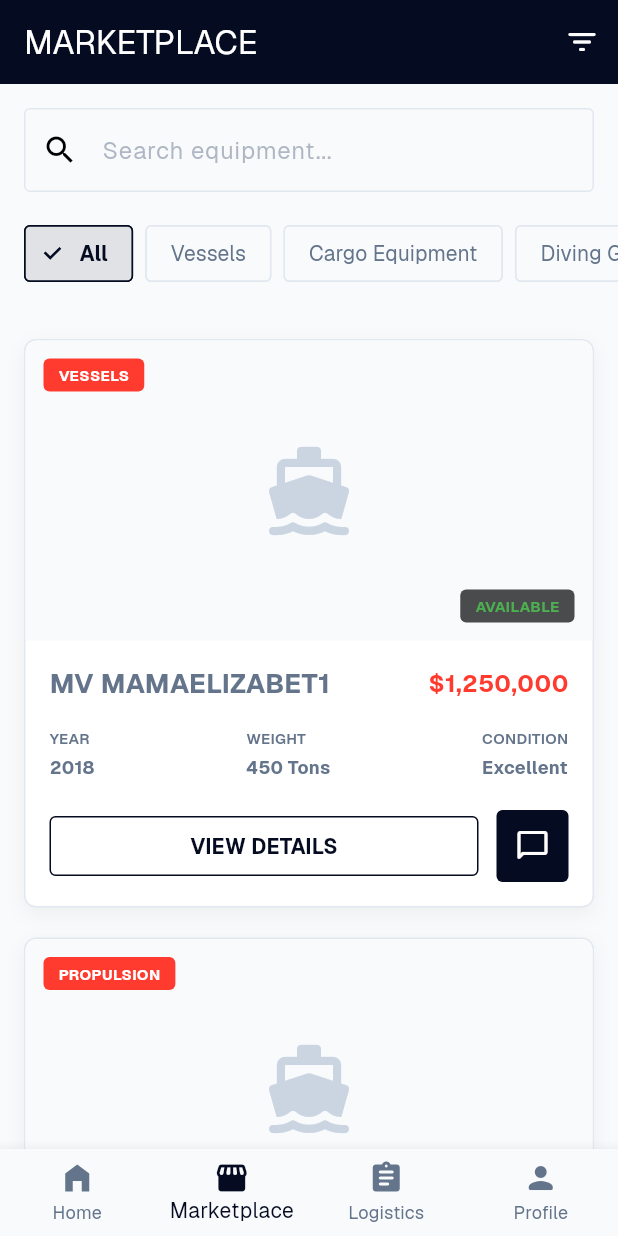
After one commit to HelixgadeTechnologies/musk-mobile, a Flutter app: the MainScreen screen opened directly, item 2 of the bottom bar chosen, on a phone screen of 412 x 824 dp. The commit adds this screen. Run offline on Flutter 3.47's test engine with Material 3 defaults, Android fonts, the phone set to English and light mode, and no system bars; our stand-ins replace google_fonts.

Commit message:
Designed the Marketplace screen based on the muskmover.ng website

```diff
--- a/lib/main.dart
+++ b/lib/main.dart
@@ -1,6 +1,7 @@
 import 'package:flutter/material.dart';
 import 'package:musk_mover/app_theme.dart';
 import 'package:musk_mover/screens/splash_screen.dart';
+import 'package:musk_mover/screens/marketplace_screen.dart';
 
 void main() {
   runApp(const MuskMoverApp());
@@ -16,6 +17,48 @@ class MuskMoverApp extends StatelessWidget {
       debugShowCheckedModeBanner: false,
       theme: AppTheme.lightTheme,
       home: const SplashScreen(),
+    );
+  }
+}
+
+class MainScreen extends StatefulWidget {
+  const MainScreen({super.key});
+
+  @override
+  State<MainScreen> createState() => _MainScreenState();
+}
+
+class _MainScreenState extends State<MainScreen> {
+  int _currentIndex = 0;
+
+  final List<Widget> _screens = [
+    const HomePage(),
+    const MarketplaceScreen(),
+    const Center(child: Text('Logistics Page')), // Placeholder
+    const Center(child: Text('Profile Page')), // Placeholder
+  ];
+
+  @override
+  Widget build(BuildContext context) {
+    return Scaffold(
+      body: _screens[_currentIndex],
+      bottomNavigationBar: BottomNavigationBar(
+        currentIndex: _currentIndex,
+        onTap: (index) {
+          setState(() {
+            _currentIndex = index;
+          });
+        },
+        selectedItemColor: AppTheme.primaryColor,
+        unselectedItemColor: AppTheme.textSecondaryColor,
+        type: BottomNavigationBarType.fixed,
+        items: const [
+          BottomNavigationBarItem(icon: Icon(Icons.home_filled), label: 'Home'),
+          BottomNavigationBarItem(icon: Icon(Icons.storefront_rounded), label: 'Marketplace'),
+          BottomNavigationBarItem(icon: Icon(Icons.assignment_rounded), label: 'Logistics'),
+          BottomNavigationBarItem(icon: Icon(Icons.person_rounded), label: 'Profile'),
+        ],
+      ),
     );
   }
 }
@@ -40,7 +83,7 @@ class HomePage extends StatelessWidget {
         child: Column(
           crossAxisAlignment: CrossAxisAlignment.start,
           children: [
-            // Hero Section - Marine Focused
+            // Hero Section
             Container(
               width: double.infinity,
               padding: const EdgeInsets.symmetric(horizontal: 24, vertical: 60),
@@ -77,7 +120,7 @@ class HomePage extends StatelessWidget {
                     style: textTheme.bodyLarge?.copyWith(color: Colors.white.withValues(alpha: 0.8)),
                   ),
                   const SizedBox(height: 32),
-                  // Search Bar
+                  // Search Bar Preview
                   Container(
                     padding: const EdgeInsets.symmetric(horizontal: 16),
                     decoration: BoxDecoration(
@@ -164,7 +207,7 @@ class HomePage extends StatelessWidget {
               ),
             ),
 
-            // Featured Marketplace Items (Preview)
+            // Featured Marketplace Items
             Padding(
               padding: const EdgeInsets.all(24),
               child: Column(
@@ -191,18 +234,6 @@ class HomePage extends StatelessWidget {
             const SizedBox(height: 40),
           ],
         ),
-      ),
-      bottomNavigationBar: BottomNavigationBar(
-        currentIndex: 0,
-        selectedItemColor: AppTheme.primaryColor,
-        unselectedItemColor: AppTheme.textSecondaryColor,
-        type: BottomNavigationBarType.fixed,
-        items: const [
-          BottomNavigationBarItem(icon: Icon(Icons.home_filled), label: 'Home'),
-          BottomNavigationBarItem(icon: Icon(Icons.storefront_rounded), label: 'Marketplace'),
-          BottomNavigationBarItem(icon: Icon(Icons.assignment_rounded), label: 'Logistics'),
-          BottomNavigationBarItem(icon: Icon(Icons.person_rounded), label: 'Profile'),
-        ],
       ),
     );
   }
--- a/lib/screens/login_screen.dart
+++ b/lib/screens/login_screen.dart
@@ -89,7 +89,7 @@ class _LoginScreenState extends State<LoginScreen> {
                 onPressed: () {
                   // Navigate to Home for demo
                   Navigator.of(context).pushReplacement(
-                    MaterialPageRoute(builder: (context) => const HomePage()),
+                    MaterialPageRoute(builder: (context) => const MainScreen()),
                   );
                 },
                 child: const Text('LOG IN'),
--- /dev/null
+++ b/lib/screens/marketplace_screen.dart
@@ -0,0 +1,267 @@
+import 'package:flutter/material.dart';
+import 'package:musk_mover/app_theme.dart';
+
+class MarketplaceScreen extends StatefulWidget {
+  const MarketplaceScreen({super.key});
+
+  @override
+  State<MarketplaceScreen> createState() => _MarketplaceScreenState();
+}
+
+class _MarketplaceScreenState extends State<MarketplaceScreen> {
+  final List<String> categories = [
+    'All',
+    'Vessels',
+    'Cargo Equipment',
+    'Diving Gear',
+    'Navigation',
+    'Safety',
+    'Propulsion',
+  ];
+
+  String selectedCategory = 'All';
+
+  @override
+  Widget build(BuildContext context) {
+    return Scaffold(
+      appBar: AppBar(
+        title: const Text('MARKETPLACE'),
+        actions: [
+          IconButton(onPressed: () {}, icon: const Icon(Icons.filter_list_rounded)),
+        ],
+      ),
+      body: Column(
+        children: [
+          // Search Bar
+          Padding(
+            padding: const EdgeInsets.all(16.0),
+            child: TextField(
+              decoration: InputDecoration(
+                hintText: 'Search equipment...',
+                prefixIcon: const Icon(Icons.search),
+                filled: true,
+                fillColor: AppTheme.backgroundColor,
+                border: OutlineInputBorder(
+                  borderRadius: BorderRadius.circular(8),
+                  borderSide: BorderSide.none,
+                ),
+              ),
+            ),
+          ),
+
+          // Category Chips
+          SizedBox(
+            height: 50,
+            child: ListView.builder(
+              scrollDirection: Axis.horizontal,
+              padding: const EdgeInsets.symmetric(horizontal: 16),
+              itemCount: categories.length,
+              itemBuilder: (context, index) {
+                final category = categories[index];
+                final isSelected = selectedCategory == category;
+                return Padding(
+                  padding: const EdgeInsets.only(right: 8),
+                  child: FilterChip(
+                    label: Text(category),
+                    selected: isSelected,
+                    onSelected: (selected) {
+                      setState(() {
+                        selectedCategory = category;
+                      });
+                    },
+                    selectedColor: AppTheme.primaryColor.withValues(alpha: 0.1),
+                    checkmarkColor: AppTheme.primaryColor,
+                    labelStyle: TextStyle(
+                      color: isSelected ? AppTheme.primaryColor : AppTheme.textSecondaryColor,
+                      fontWeight: isSelected ? FontWeight.bold : FontWeight.normal,
+                    ),
+                    shape: RoundedRectangleBorder(
+                      borderRadius: BorderRadius.circular(4),
+                      side: BorderSide(
+                        color: isSelected ? AppTheme.primaryColor : const Color(0xFFE2E8F0),
+                      ),
+                    ),
+                  ),
+                );
+              },
+            ),
+          ),
+
+          const SizedBox(height: 16),
+
+          // Product List
+          Expanded(
+            child: ListView.builder(
+              padding: const EdgeInsets.all(16),
+              itemCount: 5, // Demo items
+              itemBuilder: (context, index) {
+                return _buildProductListItem(
+                  context,
+                  title: index == 0 ? 'MV MAMAELIZABET1' : 'Marine Propulsion System X1',
+                  category: index == 0 ? 'VESSELS' : 'PROPULSION',
+                  price: r'$1,250,000',
+                  specs: {
+                    'Year': '2018',
+                    'Weight': '450 Tons',
+                    'Condition': 'Excellent',
+                  },
+                );
+              },
+            ),
+          ),
+        ],
+      ),
+    );
+  }
+
+  Widget _buildProductListItem(
+    BuildContext context, {
+    required String title,
+    required String category,
+    required String price,
+    required Map<String, String> specs,
+  }) {
+    return Container(
+      margin: const EdgeInsets.only(bottom: 20),
+      decoration: BoxDecoration(
+        color: Colors.white,
+        borderRadius: BorderRadius.circular(8),
+        border: Border.all(color: const Color(0xFFE2E8F0)),
+        boxShadow: [
+          BoxShadow(
+            color: Colors.black.withValues(alpha: 0.05),
+            blurRadius: 10,
+            offset: const Offset(0, 4),
+          ),
+        ],
+      ),
+      child: Column(
+        crossAxisAlignment: CrossAxisAlignment.start,
+        children: [
+          // Image Section
+          Stack(
+            children: [
+              Container(
+                height: 200,
+                width: double.infinity,
+                decoration: const BoxDecoration(
+                  color: AppTheme.backgroundColor,
+                  borderRadius: BorderRadius.vertical(top: Radius.circular(8)),
+                ),
+                child: const Icon(Icons.directions_boat_filled_rounded, size: 64, color: Color(0xFFCBD5E1)),
+              ),
+              Positioned(
+                top: 12,
+                left: 12,
+                child: Container(
+                  padding: const EdgeInsets.symmetric(horizontal: 10, vertical: 4),
+                  decoration: BoxDecoration(
+                    color: AppTheme.secondaryColor,
+                    borderRadius: BorderRadius.circular(4),
+                  ),
+                  child: Text(
+                    category,
+                    style: const TextStyle(color: Colors.white, fontSize: 10, fontWeight: FontWeight.bold),
+                  ),
+                ),
+              ),
+              Positioned(
+                bottom: 12,
+                right: 12,
+                child: Container(
+                  padding: const EdgeInsets.symmetric(horizontal: 10, vertical: 4),
+                  decoration: BoxDecoration(
+                    color: Colors.black.withValues(alpha: 0.7),
+                    borderRadius: BorderRadius.circular(4),
+                  ),
+                  child: const Text(
+                    'AVAILABLE',
+                    style: TextStyle(color: Colors.green, fontSize: 10, fontWeight: FontWeight.bold),
+                  ),
+                ),
+              ),
+            ],
+          ),
+
+          // Details Section
+          Padding(
+            padding: const EdgeInsets.all(16),
+            child: Column(
+              crossAxisAlignment: CrossAxisAlignment.start,
+              children: [
+                Row(
+                  mainAxisAlignment: MainAxisAlignment.spaceBetween,
+                  children: [
+                    Expanded(
+                      child: Text(
+                        title,
+                        style: const TextStyle(fontSize: 18, fontWeight: FontWeight.bold),
+                        maxLines: 1,
+                        overflow: TextOverflow.ellipsis,
+                      ),
+                    ),
+                    Text(
+                      price,
+                      style: const TextStyle(color: AppTheme.secondaryColor, fontWeight: FontWeight.bold, fontSize: 16),
+                    ),
+                  ],
+                ),
+                const SizedBox(height: 16),
+
+                // Technical Specs Grid-like Row
+                Row(
+                  mainAxisAlignment: MainAxisAlignment.spaceBetween,
+                  children: specs.entries.map((entry) {
+                    return Column(
+                      crossAxisAlignment: CrossAxisAlignment.start,
+                      children: [
+                        Text(
+                          entry.key.toUpperCase(),
+                          style: const TextStyle(fontSize: 10, color: AppTheme.textSecondaryColor, fontWeight: FontWeight.w600),
+                        ),
+                        const SizedBox(height: 4),
+                        Text(
+                          entry.value,
+                          style: const TextStyle(fontSize: 12, fontWeight: FontWeight.bold),
+                        ),
+                      ],
+                    );
+                  }).toList(),
+                ),
+
+                const SizedBox(height: 20),
+
+                // Action Buttons
+                Row(
+                  children: [
+                    Expanded(
+                      child: OutlinedButton(
+                        onPressed: () {},
+                        style: OutlinedButton.styleFrom(
+                          side: const BorderSide(color: AppTheme.primaryColor),
+                          shape: RoundedRectangleBorder(borderRadius: BorderRadius.circular(4)),
+                        ),
+                        child: const Text('VIEW DETAILS', style: TextStyle(color: AppTheme.primaryColor, fontWeight: FontWeight.bold)),
+                      ),
+                    ),
+                    const SizedBox(width: 12),
+                    Container(
+                      decoration: BoxDecoration(
+                        color: AppTheme.primaryColor,
+                        borderRadius: BorderRadius.circular(4),
+                      ),
+                      child: IconButton(
+                        onPressed: () {},
+                        icon: const Icon(Icons.chat_bubble_outline_rounded, color: Colors.white),
+                      ),
+                    ),
+                  ],
+                ),
+              ],
+            ),
+          ),
+        ],
+      ),
+    );
+  }
+}
```
Also changed, not shown: 1 other file.
